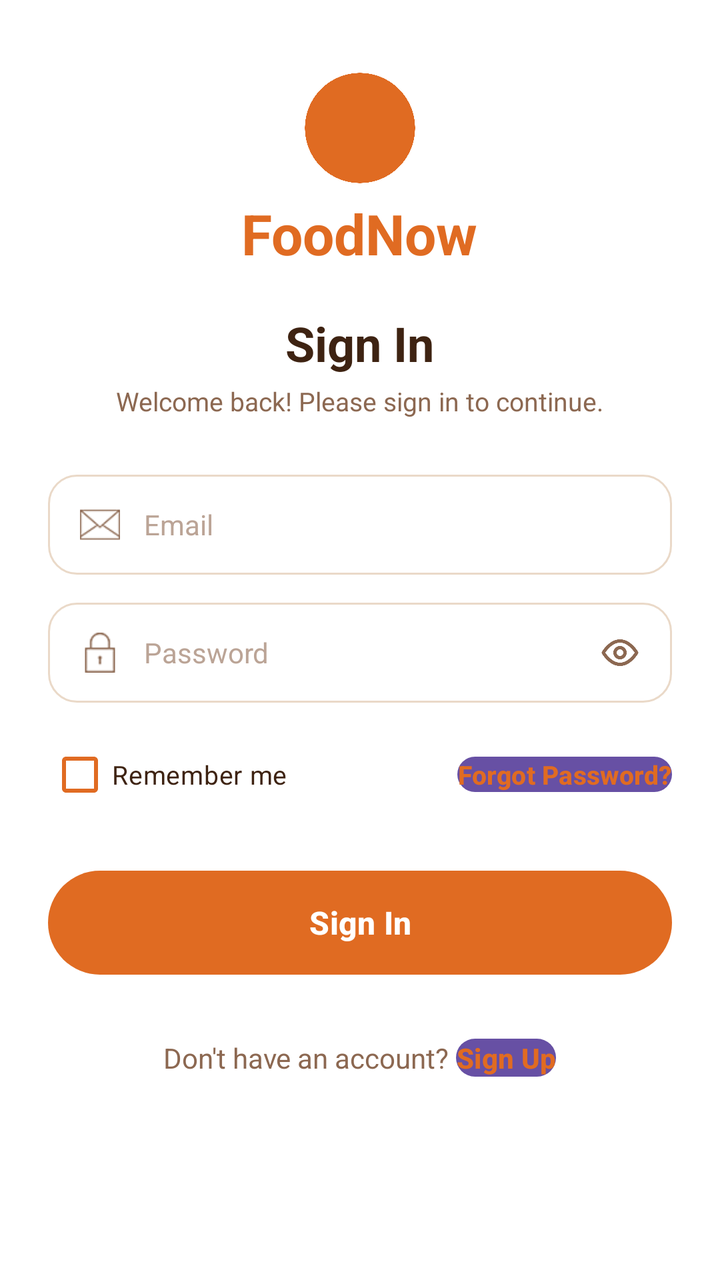
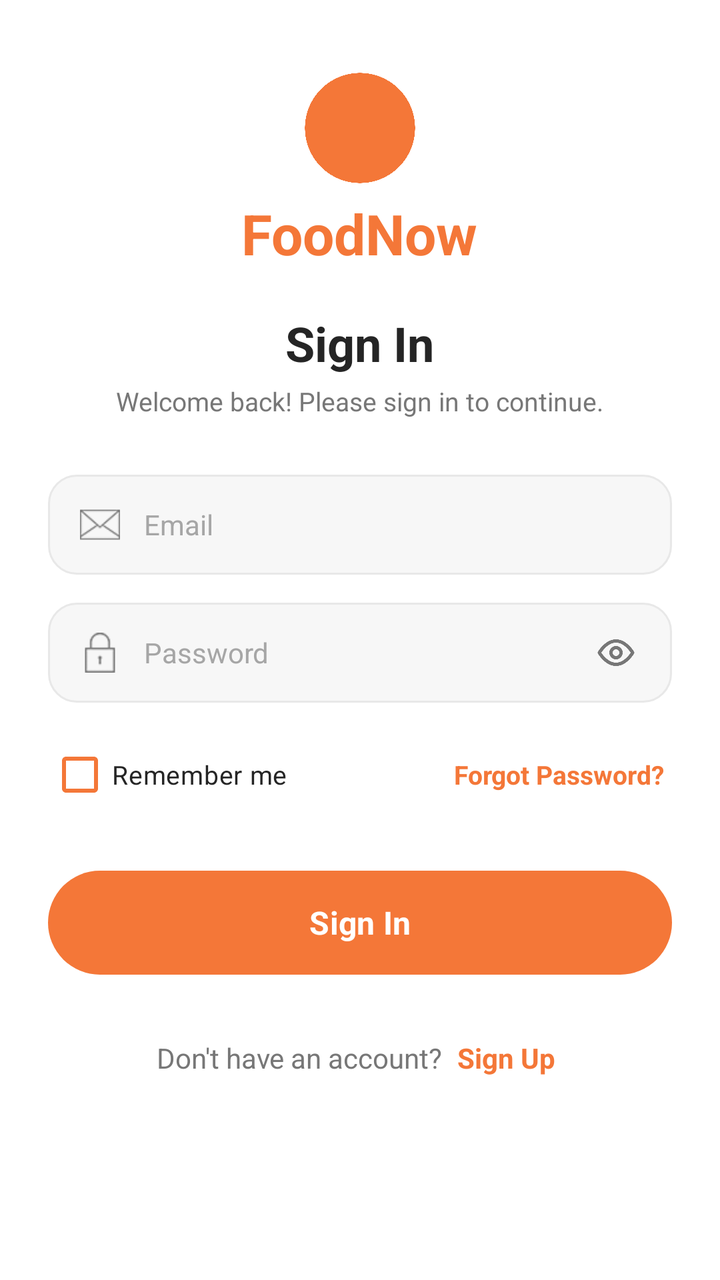

Screens rendered from an Android XML layout before and after an edit, with the pre-edit source and the edit as a unified diff.
<!-- AndroidManifest.xml: application theme Theme.Project_1 -->
<!-- res/layout/activity_signin.xml -->
<?xml version="1.0" encoding="utf-8"?>
<ScrollView xmlns:android="http://schemas.android.com/apk/res/android"
    xmlns:app="http://schemas.android.com/apk/res-auto"
    xmlns:tools="http://schemas.android.com/tools"
    android:layout_width="match_parent"
    android:layout_height="match_parent"
    android:background="@color/white"
    android:fillViewport="true"
    tools:context=".SignInActivity">

    <LinearLayout
        android:layout_width="match_parent"
        android:layout_height="wrap_content"
        android:gravity="center_horizontal"
        android:orientation="vertical"
        android:paddingHorizontal="24dp"
        android:paddingTop="36dp"
        android:paddingBottom="24dp">

        <ImageView
            android:layout_width="56dp"
            android:layout_height="56dp"
            android:contentDescription="@string/app_name"
            android:src="@drawable/bowl"
            app:tint="@color/colorPrimary" />

        <TextView
            android:layout_width="wrap_content"
            android:layout_height="wrap_content"
            android:layout_marginTop="6dp"
            android:text="FoodNow"
            android:textColor="@color/colorPrimary"
            android:textSize="28sp"
            android:textStyle="bold" />

        <TextView
            android:layout_width="wrap_content"
            android:layout_height="wrap_content"
            android:layout_marginTop="20dp"
            android:text="Sign In"
            android:textColor="@color/colorTextPrimary"
            android:textSize="24sp"
            android:textStyle="bold" />

        <TextView
            android:layout_width="wrap_content"
            android:layout_height="wrap_content"
            android:layout_marginTop="4dp"
            android:layout_marginBottom="28dp"
            android:text="Welcome back! Please sign in to continue."
            android:textColor="@color/colorTextSecondary"
            android:textSize="13sp" />

        <LinearLayout
            android:layout_width="match_parent"
            android:layout_height="50dp"
            android:layout_marginBottom="14dp"
            android:background="@drawable/bg_input_field"
            android:gravity="center_vertical"
            android:orientation="horizontal"
            android:paddingHorizontal="16dp">

            <ImageView
                android:layout_width="20dp"
                android:layout_height="20dp"
                android:contentDescription="@string/text_email"
                android:src="@drawable/icon_email"
                app:tint="@color/colorTextSecondary" />

            <EditText
                android:id="@+id/txtEmail"
                android:layout_width="match_parent"
                android:layout_height="match_parent"
                android:layout_marginStart="12dp"
                android:background="@null"
                android:hint="Email"
                android:inputType="textEmailAddress"
                android:textColor="@color/colorTextPrimary"
                android:textColorHint="@color/colorTextHint"
                android:textSize="14sp" />
        </LinearLayout>

        <LinearLayout
            android:layout_width="match_parent"
            android:layout_height="50dp"
            android:layout_marginBottom="12dp"
            android:background="@drawable/bg_input_field"
            android:gravity="center_vertical"
            android:orientation="horizontal"
            android:paddingHorizontal="16dp">

            <ImageView
                android:layout_width="20dp"
                android:layout_height="20dp"
                android:contentDescription="@string/text_password"
                android:src="@drawable/icon_lock"
                app:tint="@color/colorTextSecondary" />

            <EditText
                android:id="@+id/txtPassword"
                android:layout_width="0dp"
                android:layout_height="match_parent"
                android:layout_marginStart="12dp"
                android:layout_weight="1"
                android:background="@null"
                android:hint="Password"
                android:inputType="textPassword"
                android:textColor="@color/colorTextPrimary"
                android:textColorHint="@color/colorTextHint"
                android:textSize="14sp" />

            <ImageView
                android:layout_width="20dp"
                android:layout_height="20dp"
                android:contentDescription="@string/text_password"
                android:src="@drawable/eye"
                app:tint="@color/colorTextSecondary" />
        </LinearLayout>

        <RelativeLayout
            android:layout_width="match_parent"
            android:layout_height="wrap_content"
            android:layout_marginBottom="24dp">

            <CheckBox
                android:id="@+id/cbRememberMe"
                android:layout_width="wrap_content"
                android:layout_height="wrap_content"
                android:layout_alignParentStart="true"
                android:layout_centerVertical="true"
                android:buttonTint="@color/colorPrimary"
                android:text="Remember me"
                android:textColor="@color/colorTextPrimary"
                android:textSize="13sp" />

            <Button
                android:id="@+id/btnForgot"
                android:layout_width="wrap_content"
                android:layout_height="wrap_content"
                android:layout_alignParentEnd="true"
                android:layout_centerVertical="true"
                android:background="@null"
                android:minWidth="0dp"
                android:minHeight="0dp"
                android:padding="0dp"
                android:text="Forgot Password?"
                android:textAllCaps="false"
                android:textColor="@color/colorPrimary"
                android:textSize="13sp"
                android:textStyle="bold" />
        </RelativeLayout>

        <Button
            android:id="@+id/btnSignIn"
            android:layout_width="match_parent"
            android:layout_height="52dp"
            android:layout_marginBottom="28dp"
            android:background="@drawable/bg_primary_button"
            android:text="Sign In"
            android:textAllCaps="false"
            android:textColor="@color/white"
            android:textSize="16sp"
            android:textStyle="bold"
            app:backgroundTint="@null" />

        <LinearLayout
            android:layout_width="wrap_content"
            android:layout_height="wrap_content"
            android:orientation="horizontal">

            <TextView
                android:layout_width="wrap_content"
                android:layout_height="wrap_content"
                android:text="Don't have an account? "
                android:textColor="@color/colorTextSecondary"
                android:textSize="14sp" />

            <Button
                android:id="@+id/btnSignUp"
                android:layout_width="wrap_content"
                android:layout_height="wrap_content"
                android:background="@null"
                android:minWidth="0dp"
                android:minHeight="0dp"
                android:padding="0dp"
                android:text="Sign Up"
                android:textAllCaps="false"
                android:textColor="@color/colorPrimary"
                android:textSize="14sp"
                android:textStyle="bold" />
        </LinearLayout>

    </LinearLayout>
</ScrollView>
<!-- resources referenced by this layout -->
<resources>
  <color name="colorPrimary">#E06B22</color>
  <color name="colorTextHint">#BBA496</color>
  <color name="colorTextPrimary">#3E2312</color>
  <color name="colorTextSecondary">#8C6851</color>
  <color name="white">#FFFFFF</color>
  <!-- drawable bg_input_field (drawable) -->
  <?xml version="1.0" encoding="utf-8"?>
  <shape xmlns:android="http://schemas.android.com/apk/res/android">
      <solid android:color="@color/colorInputBackground" />
      <stroke
          android:width="1dp"
          android:color="@color/colorInputBorder" />
      <corners android:radius="14dp" />
  </shape>
  <!-- drawable bg_primary_button (drawable) -->
  <?xml version="1.0" encoding="utf-8"?>
  <shape xmlns:android="http://schemas.android.com/apk/res/android">
      <solid android:color="@color/colorPrimary" />
      <corners android:radius="28dp" />
  </shape>
  <!-- drawable bowl: png bitmap (drawable, 422408 bytes) -->
  <!-- drawable eye: png bitmap (drawable, 7533 bytes) -->
  <!-- drawable icon_email: png bitmap (drawable, 571 bytes) -->
  <!-- drawable icon_lock: png bitmap (drawable, 436 bytes) -->
  <string name="app_name">FoodNow</string>
  <string name="text_email">Email Address</string>
  <string name="text_password">Password</string>
  <style name="Theme.Project_1" parent="Base.Theme.Project_1" />
  <color name="colorInputBackground">#FFFFFF</color>
  <color name="colorInputBorder">#EAD9C8</color>
  <style name="Base.Theme.Project_1" parent="Theme.Material3.DayNight.NoActionBar">
      </style>
</resources>

<!-- the commit's change to res/layout/activity_signin.xml (unified diff, before → after) -->
@@ -110,9 +110,14 @@
                 android:textSize="14sp" />
 
             <ImageView
-                android:layout_width="20dp"
-                android:layout_height="20dp"
+                android:id="@+id/btnTogglePassword"
+                android:layout_width="24dp"
+                android:layout_height="24dp"
+                android:background="?attr/selectableItemBackgroundBorderless"
+                android:clickable="true"
                 android:contentDescription="@string/text_password"
+                android:focusable="true"
+                android:padding="2dp"
                 android:src="@drawable/eye"
                 app:tint="@color/colorTextSecondary" />
         </LinearLayout>
@@ -133,18 +138,16 @@
                 android:textColor="@color/colorTextPrimary"
                 android:textSize="13sp" />
 
-            <Button
+            <TextView
                 android:id="@+id/btnForgot"
                 android:layout_width="wrap_content"
                 android:layout_height="wrap_content"
                 android:layout_alignParentEnd="true"
                 android:layout_centerVertical="true"
-                android:background="@null"
-                android:minWidth="0dp"
-                android:minHeight="0dp"
-                android:padding="0dp"
+                android:clickable="true"
+                android:focusable="true"
+                android:padding="4dp"
                 android:text="Forgot Password?"
-                android:textAllCaps="false"
                 android:textColor="@color/colorPrimary"
                 android:textSize="13sp"
                 android:textStyle="bold" />
@@ -166,6 +169,7 @@
         <LinearLayout
             android:layout_width="wrap_content"
             android:layout_height="wrap_content"
+            android:gravity="center_vertical"
             android:orientation="horizontal">
 
             <TextView
@@ -175,16 +179,14 @@
                 android:textColor="@color/colorTextSecondary"
                 android:textSize="14sp" />
 
-            <Button
+            <TextView
                 android:id="@+id/btnSignUp"
                 android:layout_width="wrap_content"
                 android:layout_height="wrap_content"
-                android:background="@null"
-                android:minWidth="0dp"
-                android:minHeight="0dp"
-                android:padding="0dp"
+                android:clickable="true"
+                android:focusable="true"
+                android:padding="4dp"
                 android:text="Sign Up"
-                android:textAllCaps="false"
                 android:textColor="@color/colorPrimary"
                 android:textSize="14sp"
                 android:textStyle="bold" />
<!-- resource entries referenced after the edit -->
@@ -1,9 +1,9 @@
 <!-- resources referenced by this layout -->
 <resources>
-  <color name="colorPrimary">#E06B22</color>
-  <color name="colorTextHint">#BBA496</color>
-  <color name="colorTextPrimary">#3E2312</color>
-  <color name="colorTextSecondary">#8C6851</color>
+  <color name="colorPrimary">#F47738</color>
+  <color name="colorTextHint">#A6A6A6</color>
+  <color name="colorTextPrimary">#252525</color>
+  <color name="colorTextSecondary">#777777</color>
   <color name="white">#FFFFFF</color>
   <!-- drawable bg_input_field (drawable) -->
   <?xml version="1.0" encoding="utf-8"?>
@@ -28,9 +28,33 @@
   <string name="text_email">Email Address</string>
   <string name="text_password">Password</string>
   <style name="Theme.Project_1" parent="Base.Theme.Project_1" />
-  <color name="colorInputBackground">#FFFFFF</color>
-  <color name="colorInputBorder">#EAD9C8</color>
+  <color name="colorInputBackground">#F7F7F7</color>
+  <color name="colorInputBorder">#E8E8E8</color>
   <style name="Base.Theme.Project_1" parent="Theme.Material3.DayNight.NoActionBar">
+          <item name="colorPrimary">@color/colorPrimary</item>
+          <item name="colorOnPrimary">@color/white</item>
+          <item name="colorPrimaryContainer">@color/colorOrangeLight</item>
+          <item name="colorOnPrimaryContainer">@color/colorPrimary</item>
+          <item name="colorSecondary">@color/colorPrimary</item>
+          <item name="colorOnSecondary">@color/white</item>
+          <item name="colorSecondaryContainer">@color/colorOrangeLight</item>
+          <item name="colorOnSecondaryContainer">@color/colorPrimary</item>
+          <item name="colorSurface">@color/white</item>
+          <item name="colorOnSurface">@color/colorTextPrimary</item>
+          <item name="colorSurfaceVariant">@color/colorInputBackground</item>
+          <item name="colorOnSurfaceVariant">@color/colorTextSecondary</item>
+          <item name="colorOutline">@color/colorInputBorder</item>
+          <item name="colorControlActivated">@color/colorPrimary</item>
+          <item name="colorControlHighlight">@color/colorOrangeLight</item>
+          <item name="android:colorAccent">@color/colorAccent</item>
+          <item name="android:statusBarColor">@color/white</item>
+          <item name="android:navigationBarColor">@color/white</item>
+          <item name="android:windowLightStatusBar">true</item>
+          <item name="android:windowBackground">@color/colorBackground</item>
+          <item name="android:fontFamily">sans-serif</item>
       </style>
+  <color name="colorOrangeLight">#FFF1E8</color>
+  <color name="colorAccent">#F47738</color>
+  <color name="colorBackground">#FAFAF8</color>
 </resources>
 
